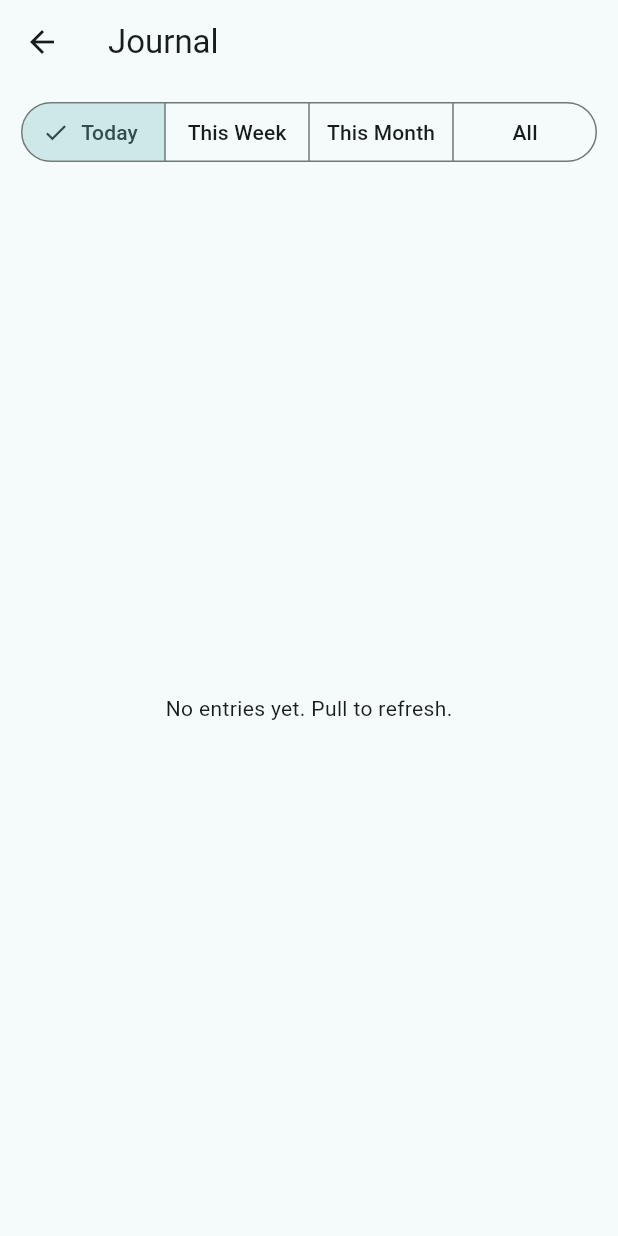
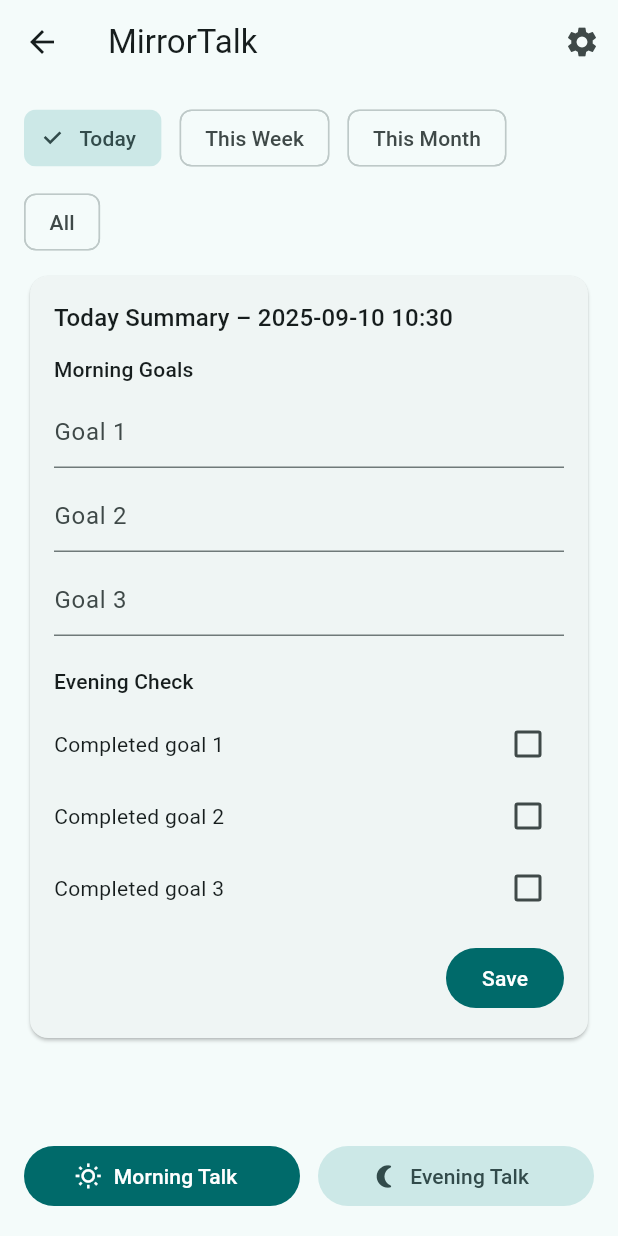
Before and after one commit to tdulman/mirrortalk_mvp, a Flutter app: the JournalScreen screen opened directly, on a phone screen of 412 x 824 dp. Run offline on Flutter 3.47's test engine with Material 3 defaults, Android fonts, the light colour scheme and no system bars; our stand-ins replace camera, permission_handler, share_plus, shared_preferences, speech_to_text; accounts and stored records are empty.

Commit message:
Fix overflow issue and update JournalScreen layout

```diff
--- a/lib/screens/journal_screen.dart
+++ b/lib/screens/journal_screen.dart
@@ -1,11 +1,11 @@
+// lib/screens/journal_screen.dart
 import 'package:flutter/material.dart';
-import 'package:intl/intl.dart';
 
-import '../models/entry.dart';
-import '../services/storage_service.dart';
-import '../services/transcription_service.dart';
+import '../models/entry.dart';                 // Entry ve RecordType
+import '../services/storage_service.dart';     // StorageService
+import 'record_screen.dart';                   // RecordScreen
 
-enum JournalRange { today, week, month, all }
+enum Range { today, week, month, all }
 
 class JournalScreen extends StatefulWidget {
   const JournalScreen({super.key});
@@ -15,9 +15,9 @@ class JournalScreen extends StatefulWidget {
 }
 
 class _JournalScreenState extends State<JournalScreen> {
-  JournalRange _range = JournalRange.today;
+  Range _range = Range.today;
+  bool _loading = true;
   List<Entry> _all = [];
-  bool _loading = true;
 
   @override
   void initState() {
@@ -26,153 +26,267 @@ class _JournalScreenState extends State<JournalScreen> {
   }
 
   Future<void> _load() async {
+    try {
       final items = await StorageService.loadEntries();
+      if (!mounted) return;
       setState(() {
-      _all = items;
+        _all = items..sort((a, b) => b.createdAt.compareTo(a.createdAt));
         _loading = false;
       });
+    } catch (_) {
+      if (!mounted) return;
+      setState(() => _loading = false);
+    }
   }
 
   List<Entry> get _filtered {
     final now = DateTime.now();
-
-    bool inRange(DateTime d) {
+    final startOfToday = DateTime(now.year, now.month, now.day);
     switch (_range) {
-        case JournalRange.today:
-          final t = DateTime(now.year, now.month, now.day);
-          final e = DateTime(d.year, d.month, d.day);
-          return t == e;
-        case JournalRange.week:
-          final start = now.subtract(Duration(days: now.weekday - 1)); // Pazartesi
-          final end = start.add(const Duration(days: 7));
-          return (d.isAfter(start.subtract(const Duration(seconds: 1))) &&
-              d.isBefore(end));
-        case JournalRange.month:
-          final start = DateTime(now.year, now.month, 1);
-          final end = DateTime(now.year, now.month + 1, 1);
-          return (d.isAfter(start.subtract(const Duration(seconds: 1))) &&
-              d.isBefore(end));
-        case JournalRange.all:
-          return true;
+      case Range.today:
+        return _all.where((e) =>
+            e.createdAt.year == now.year &&
+            e.createdAt.month == now.month &&
+            e.createdAt.day == now.day).toList();
+      case Range.week:
+        final startOfWeek =
+            startOfToday.subtract(Duration(days: startOfToday.weekday - 1)); // Pazartesi
+        return _all.where((e) => !e.createdAt.isBefore(startOfWeek)).toList();
+      case Range.month:
+        return _all
+            .where((e) => e.createdAt.year == now.year && e.createdAt.month == now.month)
+            .toList();
+      case Range.all:
+        return _all;
     }
   }
 
-    return _all.where((e) => inRange(e.createdAt)).toList();
+  IconData _iconFor(RecordType t) =>
+      t == RecordType.morning ? Icons.wb_sunny_outlined : Icons.nightlight_round;
+
+  String _fmt(DateTime d) {
+    final y = d.year.toString().padLeft(4, '0');
+    final m = d.month.toString().padLeft(2, '0');
+    final day = d.day.toString().padLeft(2, '0');
+    final hh = d.hour.toString().padLeft(2, '0');
+    final mm = d.minute.toString().padLeft(2, '0');
+    return '$y-$m-$day $hh:$mm';
   }
 
   Future<void> _delete(String id) async {
     await StorageService.deleteById(id);
-    await _load();
-    if (!mounted) return;
-    ScaffoldMessenger.of(context).showSnackBar(
-      const SnackBar(content: Text('Entry deleted')),
-    );
+    _load();
   }
 
-  Future<void> _transcribe(Entry e) async {
-    final service = TranscriptionService();
-    final text = await service.transcribe();
+  @override
+  Widget build(BuildContext context) {
+    final entries = _filtered;
+    final bottomPad = MediaQuery.of(context).viewInsets.bottom + 16;
 
-    final updated = e.copyWith(transcript: text);
-    await StorageService.upsert(updated);
-    await _load();
+    return Scaffold(
+      resizeToAvoidBottomInset: true,
+      appBar: AppBar(
+        title: const Text('MirrorTalk'),
+        actions: [
+          IconButton(
+            icon: const Icon(Icons.settings),
+            onPressed: () {
+              ScaffoldMessenger.of(context).showSnackBar(
+                const SnackBar(content: Text('Settings coming soon')),
+              );
+            },
+          ),
+        ],
+      ),
 
-    if (!mounted) return;
-    showDialog(
-      context: context,
-      builder: (_) => AlertDialog(
-        title: const Text('Transcription'),
-        content: Text(text),
-        actions: [
-          TextButton(
-            onPressed: () => Navigator.pop(context),
-            child: const Text('OK'),
-          )
+      body: _loading
+          ? const Center(child: CircularProgressIndicator())
+          : ListView.separated(
+              padding: EdgeInsets.fromLTRB(16, 12, 16, bottomPad),
+              itemCount: _listItemCount(entries.length),
+              separatorBuilder: (_, __) => const SizedBox(height: 8),
+              itemBuilder: (context, index) => _buildListItem(context, index, entries),
+            ),
+
+      bottomNavigationBar: SafeArea(
+        top: false,
+        child: Padding(
+          padding: const EdgeInsets.fromLTRB(16, 8, 16, 16),
+          child: Row(
+            children: [
+              Expanded(
+                child: FilledButton.icon(
+                  onPressed: () {
+                    Navigator.push(
+                      context,
+                      MaterialPageRoute(
+                        builder: (_) => const RecordScreen(type: RecordType.morning),
+                      ),
+                    ).then((_) => _load());
+                  },
+                  icon: const Icon(Icons.wb_sunny_outlined),
+                  label: const Text('Morning Talk'),
+                ),
+              ),
+              const SizedBox(width: 12),
+              Expanded(
+                child: FilledButton.tonalIcon(
+                  onPressed: () {
+                    Navigator.push(
+                      context,
+                      MaterialPageRoute(
+                        builder: (_) => const RecordScreen(type: RecordType.evening),
+                      ),
+                    ).then((_) => _load());
+                  },
+                  icon: const Icon(Icons.nightlight_round),
+                  label: const Text('Evening Talk'),
+                ),
+              ),
             ],
+          ),
+        ),
       ),
     );
   }
 
-  @override
-  Widget build(BuildContext context) {
-    final fmtDay = DateFormat('EEE, MMM d • HH:mm'); // Sat, Sep 6 • 18:03 gibi
+  // --- ListView öğe üretimi ---
 
-    return Scaffold(
-      appBar: AppBar(
-        title: const Text('Journal'),
-      ),
-      body: _loading
-          ? const Center(child: CircularProgressIndicator())
-          : Column(
-              children: [
-                // Filtre segmentleri
-                Padding(
-                  padding: const EdgeInsets.fromLTRB(12, 8, 12, 0),
-                  child: SegmentedButton<JournalRange>(
-                    segments: const [
-                      ButtonSegment(
-                          value: JournalRange.today, label: Text('Today')),
-                      ButtonSegment(
-                          value: JournalRange.week, label: Text('This Week')),
-                      ButtonSegment(
-                          value: JournalRange.month, label: Text('This Month')),
-                      ButtonSegment(
-                          value: JournalRange.all, label: Text('All')),
-                    ],
-                    selected: {_range},
-                    onSelectionChanged: (s) =>
-                        setState(() => _range = s.first),
-                  ),
-                ),
-                const SizedBox(height: 8),
-                // Liste
-                Expanded(
-                  child: RefreshIndicator(
-                    onRefresh: _load,
-                    child: _filtered.isEmpty
-                        ? const Center(
-                            child: Text('No entries yet. Pull to refresh.'),
-                          )
-                        : ListView.builder(
-                            itemCount: _filtered.length,
-                            itemBuilder: (context, i) {
-                              final e = _filtered[i];
-                              final icon = e.type == 'morning'
-                                  ? Icons.wb_sunny_outlined
-                                  : Icons.nightlight_round;
+  int _listItemCount(int entryCount) {
+    // 1: filtre çubukları
+    // +1: eğer Range.today ise Today Summary kartı
+    // +entryCount: kayıtlar
+    return 1 + (_range == Range.today ? 1 : 0) + entryCount;
+  }
 
-                              return ListTile(
-                                leading: Icon(icon),
-                                title: Text(
-                                  '${e.type.toUpperCase()} • ${e.durationSec}s',
-                                  style: const TextStyle(
-                                      fontWeight: FontWeight.w600),
-                                ),
-                                subtitle: Text(fmtDay.format(e.createdAt)),
-                                trailing: Row(
-                                  mainAxisSize: MainAxisSize.min,
-                                  children: [
-                                    IconButton(
-                                      tooltip: 'Transcribe',
-                                      icon: const Icon(Icons.text_fields),
-                                      onPressed: () => _transcribe(e),
-                                    ),
-                                    IconButton(
-                                      tooltip: 'Delete',
-                                      icon: const Icon(Icons.delete),
+  Widget _buildListItem(BuildContext context, int index, List<Entry> entries) {
+    int cursor = 0;
+
+    // 0 -> filtreler
+    if (index == cursor) return _filters();
+    cursor++;
+
+    // (opsiyonel) Today Summary kartı
+    if (_range == Range.today) {
+      if (index == cursor) return _todaySummaryCard();
+      cursor++;
+    }
+
+    // kayıtlar
+    final e = entries[index - cursor];
+    return Card(
+      child: ListTile(
+        leading: Icon(_iconFor(e.type)),
+        title: Text('${e.type.name.toUpperCase()} • ${e.durationSec}s'),
+        subtitle: Text(_fmt(e.createdAt)),
+        trailing: IconButton(
+          icon: const Icon(Icons.delete_outline),
           onPressed: () => _delete(e.id),
         ),
+        onTap: () {},
+      ),
+    );
+  }
+
+  // --- yardımcı widgetlar ---
+
+  Widget _filters() {
+    return Wrap(
+      spacing: 12,
+      runSpacing: 8,
+      children: [
+        _chip('Today', Range.today),
+        _chip('This Week', Range.week),
+        _chip('This Month', Range.month),
+        _chip('All', Range.all),
       ],
-                                ),
-                                // ileride: detay sayfası (transcript/etiket düzenleme)
-                                onTap: () {},
+    );
+  }
+
+  Widget _chip(String label, Range r) {
+    return ChoiceChip(
+      label: Text(label),
+      selected: _range == r,
+      onSelected: (_) => setState(() => _range = r),
+    );
+  }
+
+  Widget _todaySummaryCard() {
+    final title = 'Today Summary – ${_fmt(DateTime.now())}';
+    return Card(
+      child: Padding(
+        padding: const EdgeInsets.all(16),
+        child: Column(
+          crossAxisAlignment: CrossAxisAlignment.start,
+          children: [
+            Text(title, style: Theme.of(context).textTheme.titleMedium),
+            const SizedBox(height: 12),
+            Text('Morning Goals', style: Theme.of(context).textTheme.labelLarge),
+            const SizedBox(height: 8),
+            const _GoalField(hint: 'Goal 1'),
+            const _GoalField(hint: 'Goal 2'),
+            const _GoalField(hint: 'Goal 3'),
+            const SizedBox(height: 12),
+            Text('Evening Check', style: Theme.of(context).textTheme.labelLarge),
+            const SizedBox(height: 8),
+            const _CheckRow('Completed goal 1'),
+            const _CheckRow('Completed goal 2'),
+            const _CheckRow('Completed goal 3'),
+            const SizedBox(height: 12),
+            Align(
+              alignment: Alignment.centerRight,
+              child: FilledButton(
+                onPressed: () {
+                  ScaffoldMessenger.of(context).showSnackBar(
+                    const SnackBar(content: Text('Saved')),
                   );
                 },
-                          ),
+                child: const Text('Save'),
               ),
             ),
           ],
         ),
+      ),
     );
   }
 }
+
+class _GoalField extends StatelessWidget {
+  final String hint;
+  const _GoalField({required this.hint});
+
+  @override
+  Widget build(BuildContext context) {
+    return Padding(
+      padding: const EdgeInsets.only(bottom: 8),
+      child: TextField(
+        decoration: InputDecoration(
+          hintText: hint,
+          border: const UnderlineInputBorder(),
+        ),
+      ),
+    );
+  }
+}
+
+class _CheckRow extends StatefulWidget {
+  final String label;
+  const _CheckRow(this.label);
+
+  @override
+  State<_CheckRow> createState() => _CheckRowState();
+}
+
+class _CheckRowState extends State<_CheckRow> {
+  bool v = false;
+
+  @override
+  Widget build(BuildContext context) {
+    return Row(
+      children: [
+        Expanded(child: Text(widget.label)),
+        Checkbox(value: v, onChanged: (b) => setState(() => v = b ?? false)),
+      ],
+    );
+  }
+}
```
Lines whose indentation alone changed are shown as unchanged.
